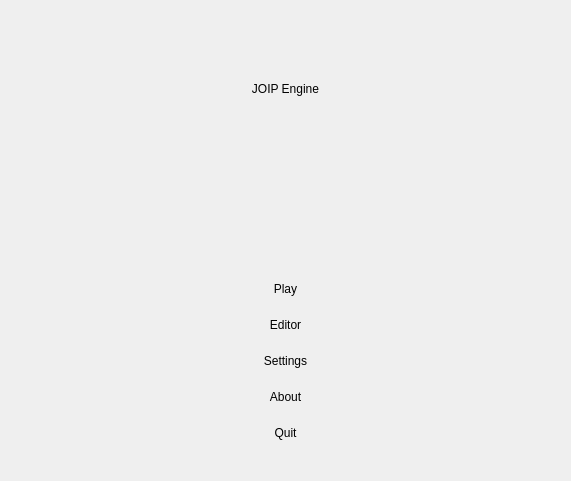
Old version of the form src/MainScreen.ui in the repository RemotelyChaotic/JOIPEngine.
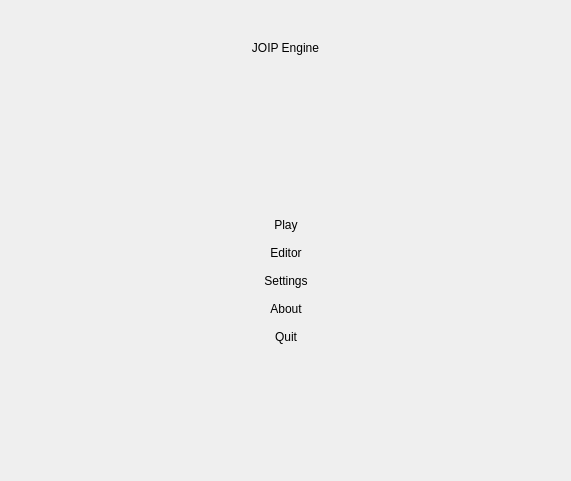
New version of the form. Custom widgets are drawn as their Qt base class.

What changed in the file:
```diff
--- a/src/MainScreen.ui
+++ b/src/MainScreen.ui
@@ -22,6 +22,12 @@
         <property name="orientation">
          <enum>Qt::Vertical</enum>
         </property>
+        <property name="sizeHint" stdset="0">
+         <size>
+          <width>0</width>
+          <height>0</height>
+         </size>
+        </property>
        </spacer>
       </item>
       <item>
@@ -79,6 +85,12 @@
         <property name="orientation">
          <enum>Qt::Vertical</enum>
         </property>
+        <property name="sizeHint" stdset="0">
+         <size>
+          <width>0</width>
+          <height>0</height>
+         </size>
+        </property>
        </spacer>
       </item>
      </layout>
@@ -89,6 +101,12 @@
      <property name="orientation">
       <enum>Qt::Horizontal</enum>
      </property>
+     <property name="sizeHint" stdset="0">
+      <size>
+       <width>0</width>
+       <height>0</height>
+      </size>
+     </property>
     </spacer>
    </item>
    <item row="2" column="2">
@@ -96,6 +114,12 @@
      <property name="orientation">
       <enum>Qt::Horizontal</enum>
      </property>
+     <property name="sizeHint" stdset="0">
+      <size>
+       <width>0</width>
+       <height>0</height>
+      </size>
+     </property>
     </spacer>
    </item>
    <item row="0" column="1">
```
